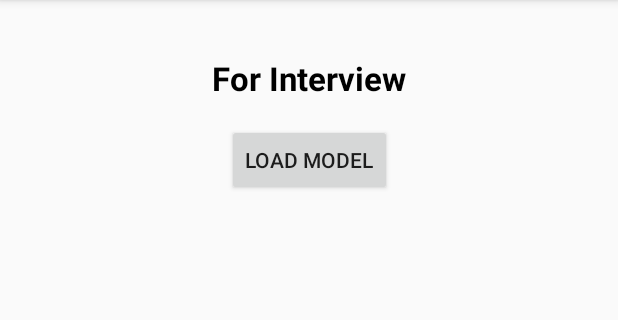
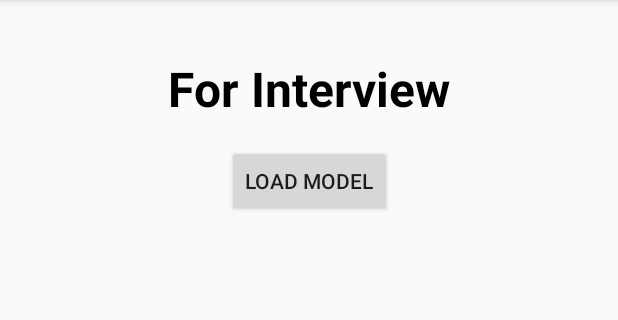
Before and after one commit to SwavishTek/practice, an Android app: the screen it shows after launch (MainActivity), on a phone screen of 412 x 824 dp, the part 84-404 px from its top. Run offline under Robolectric (Android 15) with nearby library versions, the phone set to English and light mode, and no system bars.

Commit message:
Latest Bug Fix
Latest Bug Fix

```diff
--- a/app/src/main/res/layout/activity_main.xml
+++ b/app/src/main/res/layout/activity_main.xml
@@ -13,7 +13,7 @@
         android:layout_marginTop="37dp"
         android:text="@string/sceneview_usage"
         android:textColor="@android:color/black"
-        android:textSize="22sp"
+        android:textSize="32sp"
         android:textStyle="bold"
         app:layout_constraintLeft_toLeftOf="parent"
         app:layout_constraintRight_toRightOf="parent"
```
